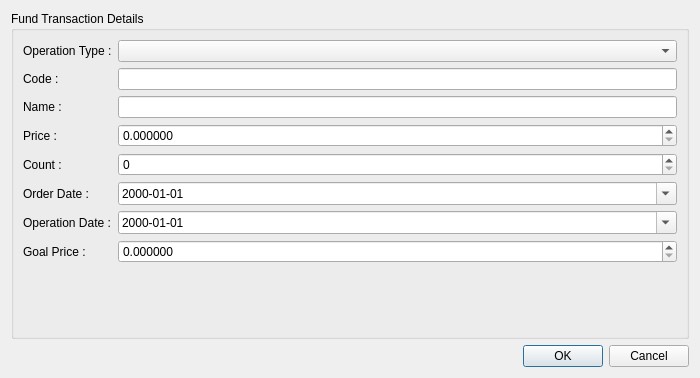
ukll/investpor, file investpor/gui/funddialog.ui: the form before one commit.
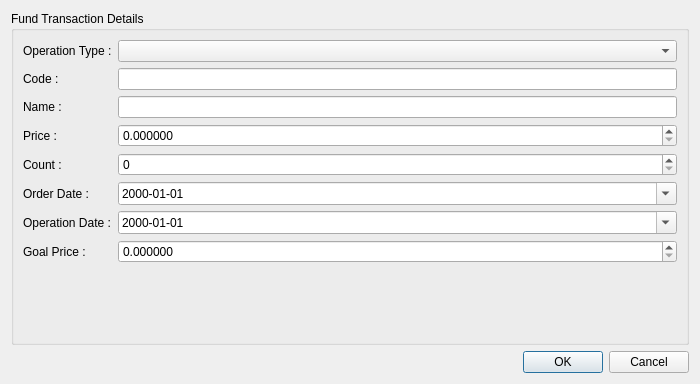
The form after the commit.

Commit message: Updates tab orders in dialogs.

```diff
--- a/investpor/gui/funddialog.ui
+++ b/investpor/gui/funddialog.ui
@@ -7,7 +7,7 @@
     <x>0</x>
     <y>0</y>
     <width>700</width>
-    <height>378</height>
+    <height>384</height>
    </rect>
   </property>
   <property name="minimumSize">
```
Left out of the diff: 10 changed lines with no effect on the pictures. The commit also changes 7 other files.
